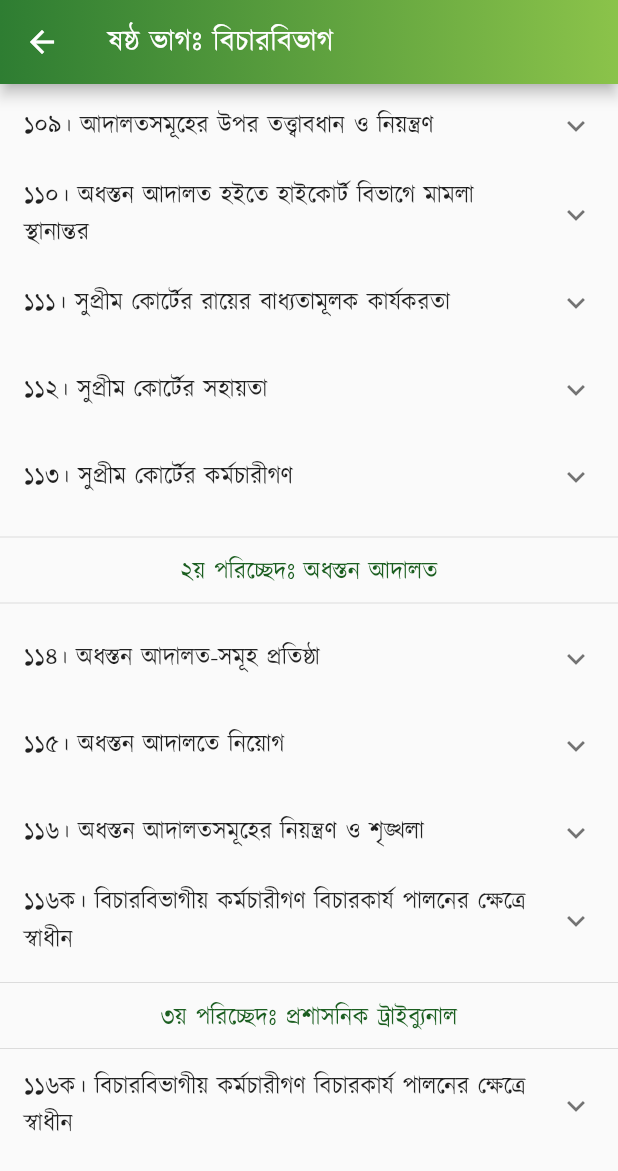
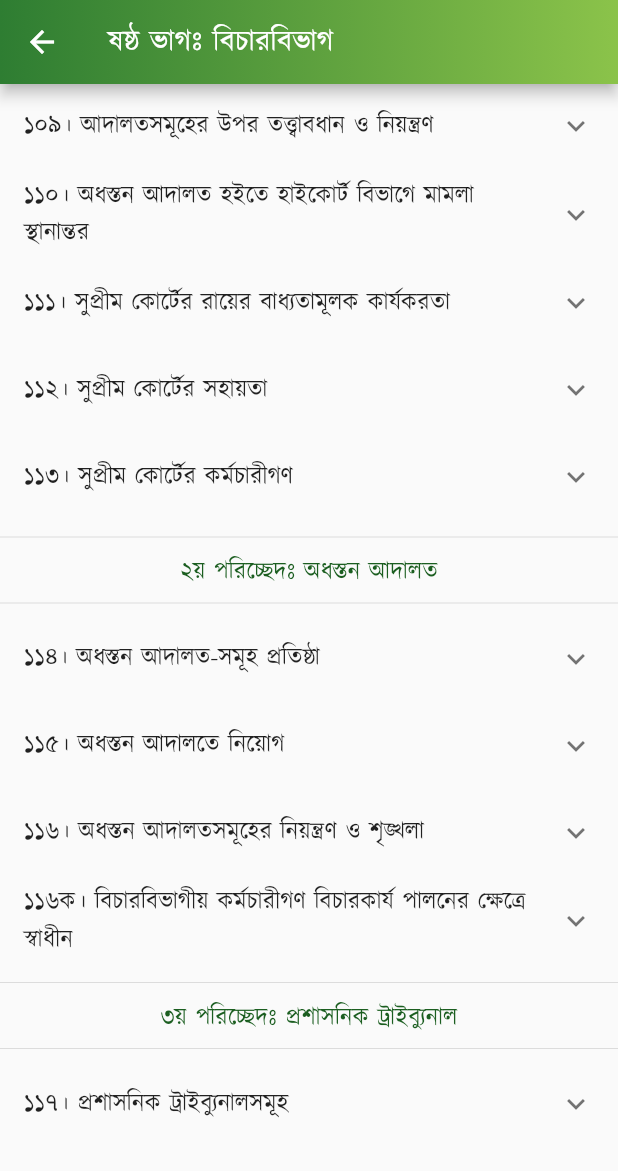
Before and after one commit to Azimul-Haque/flutter-onesignal, a Flutter app: the PartSix screen opened directly, scrolled down 974 dp, on a phone screen of 412 x 824 dp. Shown: the top 1171 px of the screen. Run offline on Flutter 3.47's test engine with Material 2 defaults, Android fonts, the phone set to English and light mode, and no system bars; our stand-ins replace fluttertoast, package_info_plus, percent_indicator, shared_preferences, sqflite; missing offline and left inert: blinking_text, flutter_share, onesignal_flutter, slide_popup_dialog; accounts and stored records are empty; network calls fail.

Commit message:
Commit Fri 04/29/2022 14:27:29.17 27142

```diff
--- a/lib/pages/constitution/part6.dart
+++ b/lib/pages/constitution/part6.dart
@@ -402,8 +402,7 @@ class PartSix extends StatelessWidget {
           ),
           Divider(),
           ExpansionTile(
-            title: Text(
-                '১১৬ক। বিচারবিভাগীয় কর্মচারীগণ বিচারকার্য পালনের ক্ষেত্রে স্বাধীন'),
+            title: Text('১১৭। প্রশাসনিক ট্রাইব্যুনালসমূহ'),
             children: <Widget>[
               ListTile(
                   title: Text(
```
